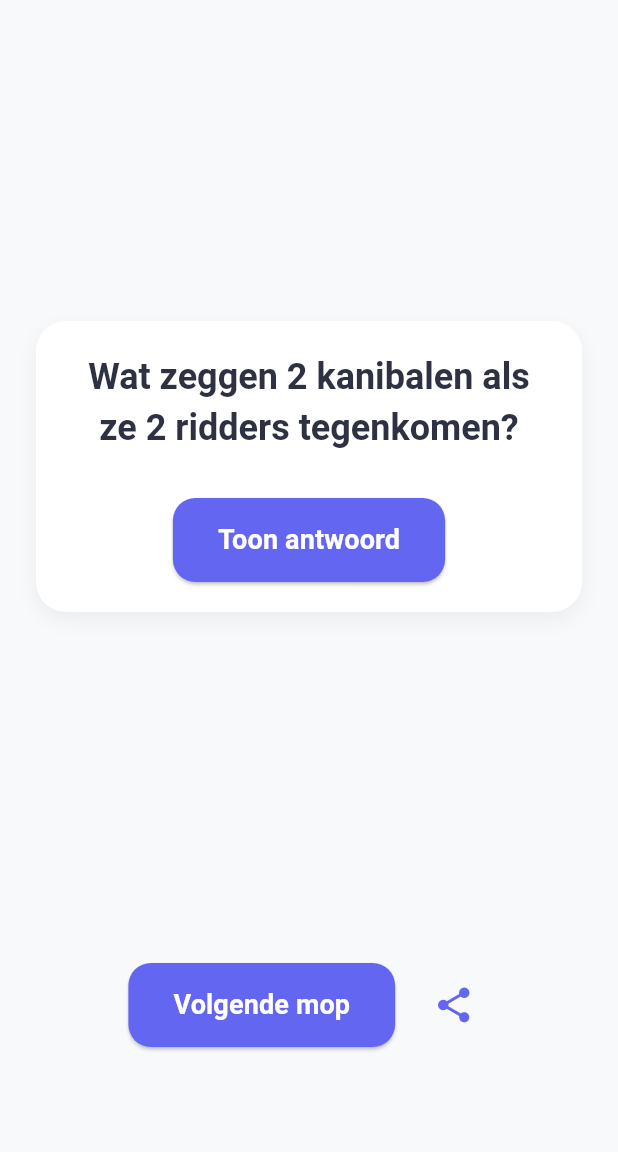
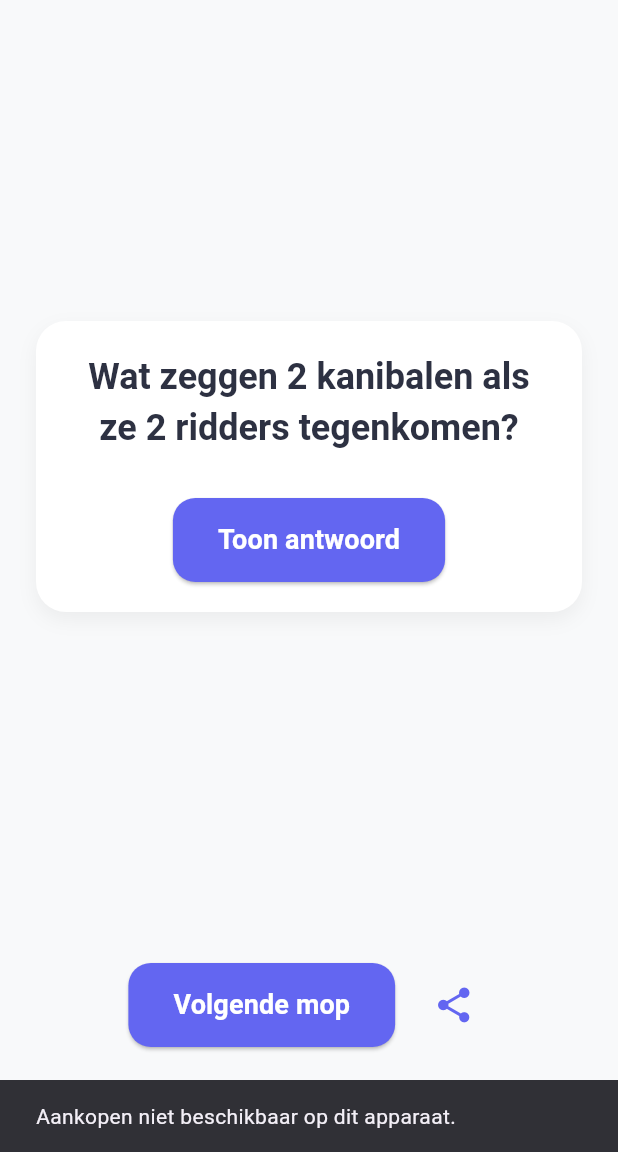
Before and after one commit to YouBizzi/moppen, a Flutter app: the screen it shows after launch, after a tap on the "workspace premium" icon, on a phone screen of 412 x 824 dp, the part 84-1236 px from its top. Run offline on Flutter 3.47's test engine with Material 3 defaults, Android fonts, the phone set to English and light mode, and no system bars; our stand-ins replace google_mobile_ads, in_app_purchase, share_plus, shared_preferences; missing offline and left inert: app_tracking_transparency; network calls fail.

Commit message:
IAP feedback messages + version 1.0.2

```diff
--- a/lib/main.dart
+++ b/lib/main.dart
@@ -240,7 +240,15 @@ class _MopSchermState extends State<MopScherm> {
 
   Future<void> _buyRemoveAds() async {
     final bool isAvailable = await _iap.isAvailable();
-    if (!isAvailable) return;
+    if (!isAvailable) {
+      if (mounted)
+        ScaffoldMessenger.of(context).showSnackBar(
+          const SnackBar(
+            content: Text("Aankopen niet beschikbaar op dit apparaat."),
+          ),
+        );
+      return;
+    }
     final response = await _iap.queryProductDetails({_productId});
     if (response.productDetails.isNotEmpty) {
       _iap.buyNonConsumable(
@@ -248,6 +256,13 @@ class _MopSchermState extends State<MopScherm> {
           productDetails: response.productDetails.first,
         ),
       );
+    } else {
+      if (mounted)
+        ScaffoldMessenger.of(context).showSnackBar(
+          const SnackBar(
+            content: Text("Product niet gevonden. Probeer later opnieuw."),
+          ),
+        );
     }
   }
 
```
